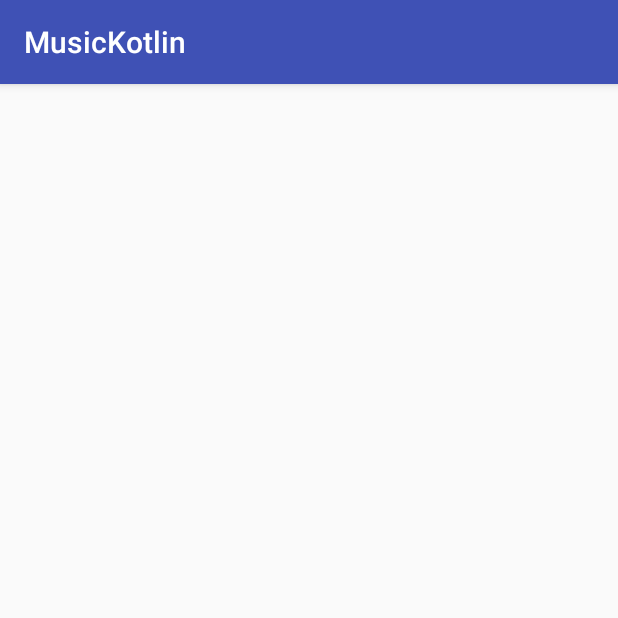
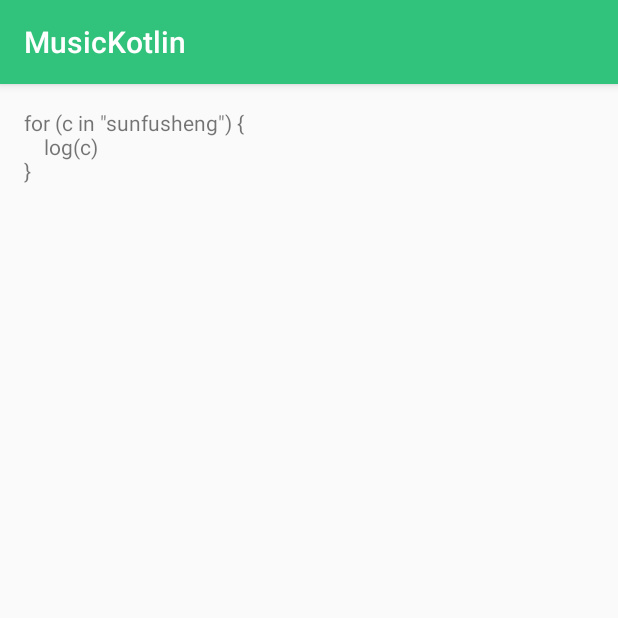
Before and after one commit to rohitnotes/MusicKotlin, an Android app: the screen it shows after launch (MainActivity), on a phone screen of 412 x 824 dp, the top half of it. Run offline under Robolectric (Android 15) with nearby library versions, the phone set to English and light mode, and no system bars.

Commit message:
def view

```diff
--- a/app/src/main/AndroidManifest.xml
+++ b/app/src/main/AndroidManifest.xml
@@ -10,7 +10,7 @@
         android:supportsRtl="true"
         android:theme="@style/AppTheme">
 
-        <activity android:name=".MainActivity">
+        <activity android:name=".activity.MainActivity">
             <intent-filter>
                 <action android:name="android.intent.action.MAIN"/>
                 <category android:name="android.intent.category.LAUNCHER"/>
--- a/app/src/main/java/com/sunfusheng/music/MainActivity.kt
+++ /dev/null
@@ -1,12 +0,0 @@
-package com.sunfusheng.music
-
-import android.os.Bundle
-import android.support.v7.app.AppCompatActivity
-
-class MainActivity : AppCompatActivity() {
-
-    override fun onCreate(savedInstanceState: Bundle?) {
-        super.onCreate(savedInstanceState)
-        setContentView(R.layout.activity_main)
-    }
-}
--- /dev/null
+++ b/app/src/main/java/com/sunfusheng/music/activity/BaseActivity.kt
@@ -0,0 +1,10 @@
+package com.sunfusheng.music.activity
+
+import android.support.v7.app.AppCompatActivity
+
+/**
+ * @author sunfusheng on 2017/10/20.
+ */
+open class BaseActivity: AppCompatActivity() {
+
+}
--- /dev/null
+++ b/app/src/main/java/com/sunfusheng/music/activity/MainActivity.kt
@@ -0,0 +1,22 @@
+package com.sunfusheng.music.activity
+
+import android.os.Bundle
+import com.sunfusheng.music.R
+import kotlinx.android.synthetic.main.activity_main.*
+
+class MainActivity : BaseActivity() {
+
+    override fun onCreate(savedInstanceState: Bundle?) {
+        super.onCreate(savedInstanceState)
+        setContentView(R.layout.activity_main)
+
+        val text = """
+            |for (c in "sunfusheng") {
+            |    log(c)
+            |}
+        """.trimMargin("|")
+
+        tv.text = text
+
+    }
+}
--- a/app/src/main/res/layout/activity_main.xml
+++ b/app/src/main/res/layout/activity_main.xml
@@ -1,10 +1,14 @@
 <?xml version="1.0" encoding="utf-8"?>
-<android.support.constraint.ConstraintLayout
+<LinearLayout
     xmlns:android="http://schemas.android.com/apk/res/android"
-    xmlns:app="http://schemas.android.com/apk/res-auto"
-    xmlns:tools="http://schemas.android.com/tools"
     android:layout_width="match_parent"
     android:layout_height="match_parent"
-    tools:context="com.sunfusheng.music.MainActivity">
+    android:orientation="vertical">
 
-</android.support.constraint.ConstraintLayout>
+    <TextView
+        android:id="@+id/tv"
+        android:layout_width="wrap_content"
+        android:layout_height="wrap_content"
+        android:layout_margin="16dp"/>
+
+</LinearLayout>
```
Also changed, not shown: app/build.gradle (+27 -6 lines), app/src/main/java/com/sunfusheng/music/fragment/BaseFragment.kt (added, +10 -0 lines), app/src/main/java/com/sunfusheng/music/fragment/MusicListFragment.kt (added, +8 -0 lines), app/src/main/java/com/sunfusheng/music/widget/RecyclerViewWrapper.kt (added, +51 -0 lines), app/src/main/res/layout/layout_recyclerview.xml (added, +10 -0 lines), app/src/main/res/values/colors.xml (+53 -3 lines).
